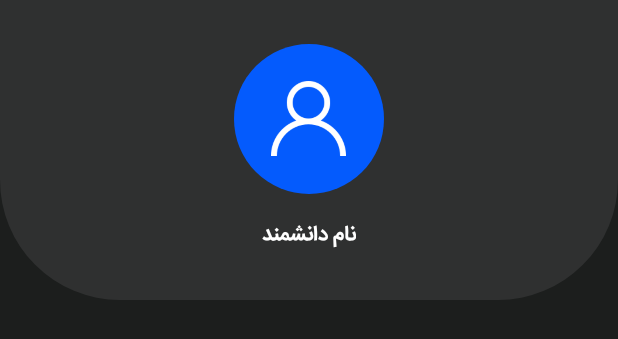
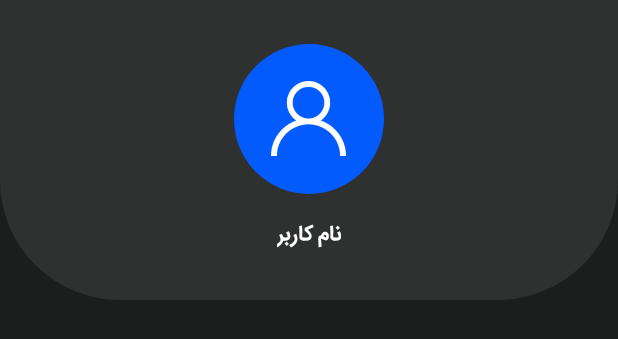
Before and after one commit to MhmudAlpurd/Scientists, an Android app: the layout fragment_profile.xml on its own in the app's theme, with its tools: preview values and no code run, on a phone screen of 412 x 824 dp. Shown: the top 339 px of the screen. Run offline under Robolectric (Android 15) with nearby library versions, the phone set to English and light mode, and no system bars.

Commit message:
UserName was sent from SharedPrefrences to profile fragment

```diff
--- a/app/src/main/res/layout/fragment_profile.xml
+++ b/app/src/main/res/layout/fragment_profile.xml
@@ -35,7 +35,7 @@
             android:layout_marginTop="15dp"
             android:fontFamily="@font/iransans_bold"
             android:gravity="center"
-            android:text="نام دانشمند"
+            android:text="نام کاربر"
             android:textColor="@color/white" />
 
     </LinearLayout>
```
Also changed, not shown: app/src/main/java/ir/mpkmro/scientists/ProfileFragment.java (+14 -2 lines).
